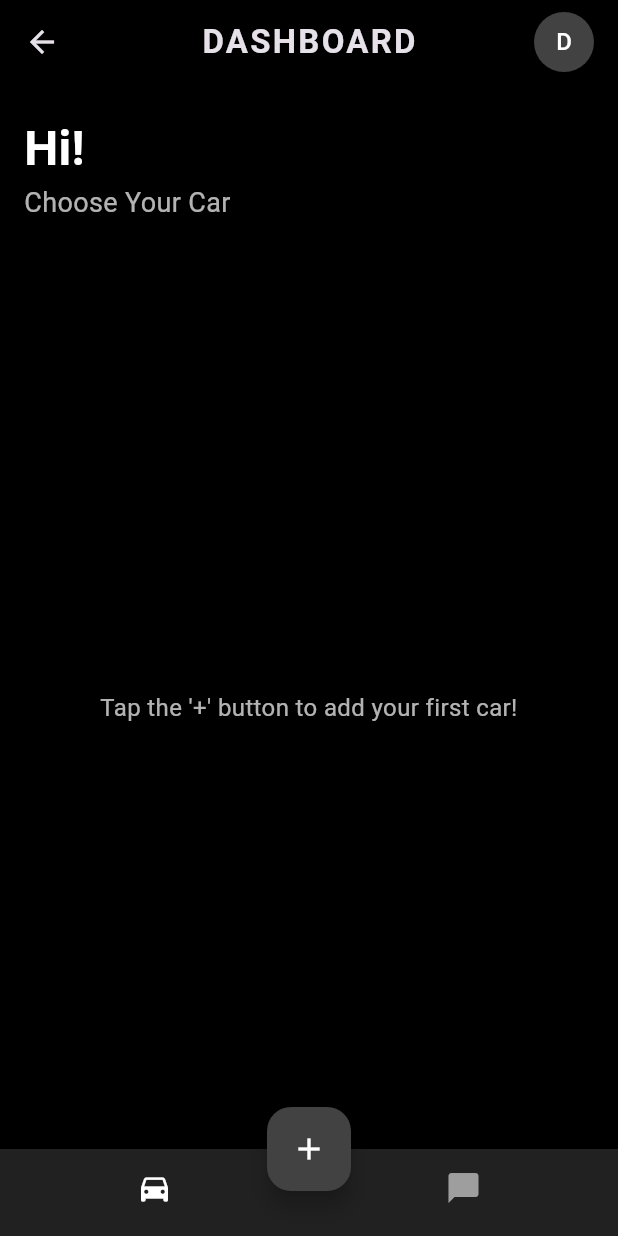
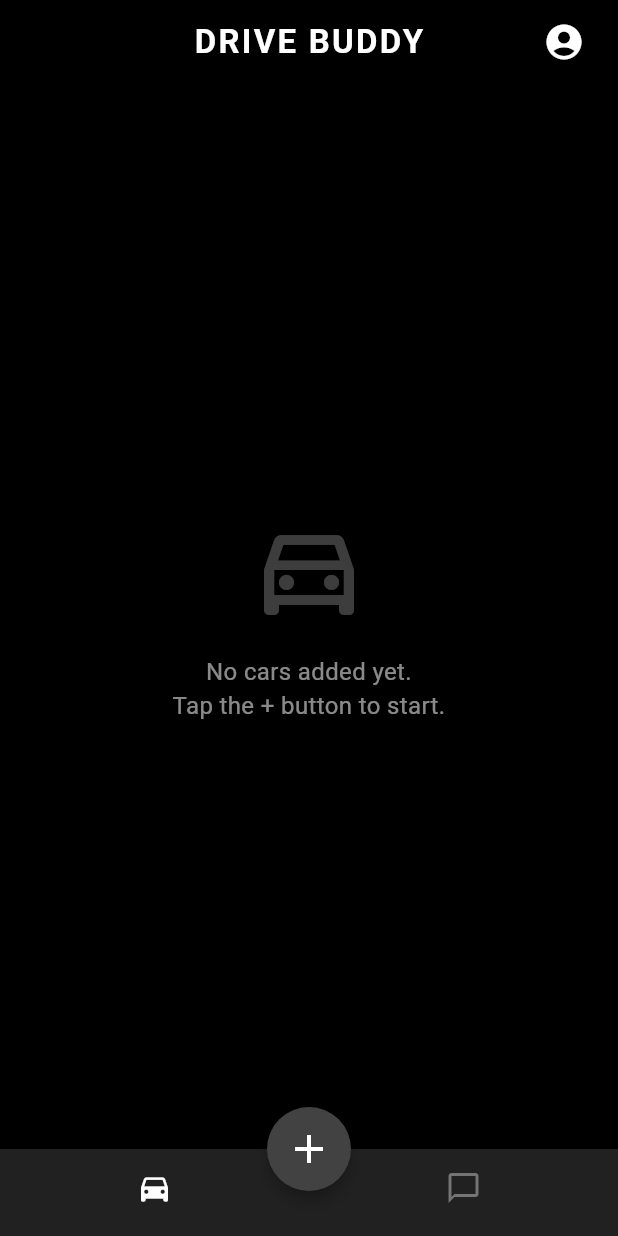
Before and after one commit to hadifnz/drive_buddy, a Flutter app: the DashboardScreen screen opened by its route, on a phone screen of 412 x 824 dp. Run offline on Flutter 3.47's test engine with Material 3 defaults, Android fonts, the phone set to English and light mode, and no system bars; our stand-ins replace flutter_dotenv, flutter_map, geolocator, google_generative_ai, hive, hive_flutter and 3 more; accounts and stored records are empty.

Commit message:
progress dec 10 10am

```diff
--- a/lib/screens/dashboard_screen.dart
+++ b/lib/screens/dashboard_screen.dart
@@ -1,10 +1,8 @@
 // lib/screens/dashboard_screen.dart
 
 import 'package:flutter/material.dart';
-import 'package:hive_flutter/hive_flutter.dart';
-import 'package:drive_buddy/models/car_model.dart';
-import 'package:drive_buddy/screens/chatbot_screen.dart'; // Import the chatbot
-import 'package:drive_buddy/screens/chat_selection_screen.dart'; // Import the chat selection screen
+import 'package:drive_buddy/screens/car_list_screen.dart';
+import 'package:drive_buddy/screens/chat_selection_screen.dart';
 
 class DashboardScreen extends StatefulWidget {
   const DashboardScreen({super.key});
@@ -14,12 +12,12 @@ class DashboardScreen extends StatefulWidget {
 }
 
 class _DashboardScreenState extends State<DashboardScreen> {
-  int _selectedIndex = 0; // 0 for Cars, 1 for Chat
+  int _selectedIndex = 0;
 
-  // This list will hold our two main screens
+  // Define the views for each tab
   static const List<Widget> _widgetOptions = <Widget>[
-    CarListScreen(), // A new widget for just the car list
-    ChatSelectionScreen(), // Our new chatbot screen
+    CarListScreen(), // Tab 0: Home (List of cars)
+    ChatSelectionScreen(), // Tab 1: Chat (Select car to chat)
   ];
 
   void _onItemTapped(int index) {
@@ -32,151 +30,75 @@ class _DashboardScreenState extends State<DashboardScreen> {
   Widget build(BuildContext context) {
     return Scaffold(
       backgroundColor: Colors.black,
-      // The body will now switch between the screens in _widgetOptions
-      body: Center(child: _widgetOptions.elementAt(_selectedIndex)),
+      appBar: AppBar(
+        title: const Text(
+          'DRIVE BUDDY',
+          style: TextStyle(
+            color: Colors.white,
+            fontWeight: FontWeight.bold,
+            letterSpacing: 1.5,
+          ),
+        ),
+        backgroundColor: Colors.black,
+        elevation: 0,
+        centerTitle: true,
+        automaticallyImplyLeading:
+            false, // Hides the back button (since we logged in)
+        // --- PROFILE BUTTON ---
+        actions: [
+          IconButton(
+            icon: const Icon(
+              Icons.account_circle,
+              color: Colors.white,
+              size: 28,
+            ),
+            onPressed: () {
+              Navigator.of(context).pushNamed('/profile');
+            },
+            tooltip: 'My Profile',
+          ),
+          const SizedBox(width: 12), // Padding from right edge
+        ],
+      ),
+
+      // Display the selected tab
+      body: _widgetOptions.elementAt(_selectedIndex),
+
+      // --- ADD CAR BUTTON (Only visible on Home Tab) ---
       floatingActionButton: _selectedIndex == 0
           ? FloatingActionButton(
               onPressed: () {
                 Navigator.of(context).pushNamed('/add_car');
               },
               backgroundColor: Colors.grey.shade800,
-              child: const Icon(Icons.add, color: Colors.white),
+              elevation: 4,
+              shape: const CircleBorder(),
+              child: const Icon(Icons.add, color: Colors.white, size: 32),
             )
-          : null, // This hides the button on the Chatbot screen
-
+          : null, // Hide button on Chat tab
       floatingActionButtonLocation: FloatingActionButtonLocation.centerDocked,
 
+      // --- BOTTOM NAVIGATION BAR ---
       bottomNavigationBar: BottomNavigationBar(
+        backgroundColor: Colors.grey.shade900,
         items: const <BottomNavigationBarItem>[
           BottomNavigationBarItem(
             icon: Icon(Icons.directions_car),
             label: 'Cars',
           ),
-          BottomNavigationBarItem(icon: Icon(Icons.chat_bubble), label: 'Chat'),
+          BottomNavigationBarItem(
+            icon: Icon(Icons.chat_bubble_outline),
+            label: 'Chat',
+          ),
         ],
         currentIndex: _selectedIndex,
-        onTap: _onItemTapped, // This now works!
-        backgroundColor: Colors.grey.shade900,
         selectedItemColor: Colors.white,
-        unselectedItemColor: Colors.grey,
-        showSelectedLabels: false,
+        unselectedItemColor: Colors.grey.shade600,
+        onTap: _onItemTapped,
+        type: BottomNavigationBarType.fixed,
+        showSelectedLabels: false, // Clean look
         showUnselectedLabels: false,
-        type: BottomNavigationBarType.fixed,
       ),
     );
   }
 }
-
-// *** CREATE THIS NEW WIDGET ***
-// We're moving the Car List UI into its own stateless widget
-// to keep the DashboardScreen clean.
-class CarListScreen extends StatelessWidget {
-  const CarListScreen({super.key});
-
-  @override
-  Widget build(BuildContext context) {
-    return Scaffold(
-      backgroundColor: Colors.black,
-      appBar: AppBar(
-        title: const Text(
-          'DASHBOARD',
-          style: TextStyle(fontWeight: FontWeight.bold, letterSpacing: 1.5),
-        ),
-        backgroundColor: Colors.black,
-        elevation: 0,
-        centerTitle: true,
-        actions: [
-          Padding(
-            padding: const EdgeInsets.only(right: 16.0),
-            child: CircleAvatar(
-              backgroundColor: Colors.grey.shade800,
-              child: const Text('D', style: TextStyle(color: Colors.white)),
-            ),
-          ),
-        ],
-      ),
-      body: Padding(
-        padding: const EdgeInsets.symmetric(horizontal: 16.0),
-        child: Column(
-          crossAxisAlignment: CrossAxisAlignment.start,
-          children: [
-            const SizedBox(height: 20),
-            const Text(
-              'Hi!',
-              style: TextStyle(
-                color: Colors.white,
-                fontSize: 32,
-                fontWeight: FontWeight.bold,
-              ),
-            ),
-            Text(
-              'Choose Your Car',
-              style: TextStyle(
-                color: Colors.white.withOpacity(0.7),
-                fontSize: 18,
-              ),
-            ),
-            const SizedBox(height: 30),
-            Expanded(
-              child: ValueListenableBuilder(
-                valueListenable: Hive.box<Car>('cars').listenable(),
-                builder: (context, Box<Car> box, _) {
-                  final cars = box.values.toList().cast<Car>();
-                  if (cars.isEmpty) {
-                    return Center(
-                      child: Text(
-                        "Tap the '+' button to add your first car!",
-                        style: TextStyle(
-                          color: Colors.white.withOpacity(0.7),
-                          fontSize: 16,
-                        ),
-                        textAlign: TextAlign.center,
-                      ),
-                    );
-                  }
-                  return ListView.builder(
-                    itemCount: cars.length,
-                    itemBuilder: (context, index) {
-                      final car = cars[index];
-                      return _buildCarButton(context, car); // Pass context
-                    },
-                  );
-                },
-              ),
-            ),
-          ],
-        ),
-      ),
-    );
-  }
-
-  // Helper widget for the car selection buttons
-  Widget _buildCarButton(BuildContext context, Car car) {
-    return Padding(
-      padding: const EdgeInsets.symmetric(vertical: 8.0),
-      child: SizedBox(
-        width: double.infinity,
-        child: ElevatedButton(
-          onPressed: () {
-            Navigator.of(context).pushNamed('/logbook', arguments: car);
-          },
-          style: ElevatedButton.styleFrom(
-            backgroundColor: Colors.grey.shade800,
-            padding: const EdgeInsets.symmetric(vertical: 24),
-            shape: RoundedRectangleBorder(
-              borderRadius: BorderRadius.circular(16),
-            ),
-          ),
-          child: Text(
-            car.plateNumber,
-            style: const TextStyle(
-              color: Colors.white,
-              fontSize: 20,
-              fontWeight: FontWeight.bold,
-            ),
-          ),
-        ),
-      ),
-    );
-  }
-}
```
Also changed, not shown: lib/screens/car_list_screen.dart (added, +127 -0 lines).
